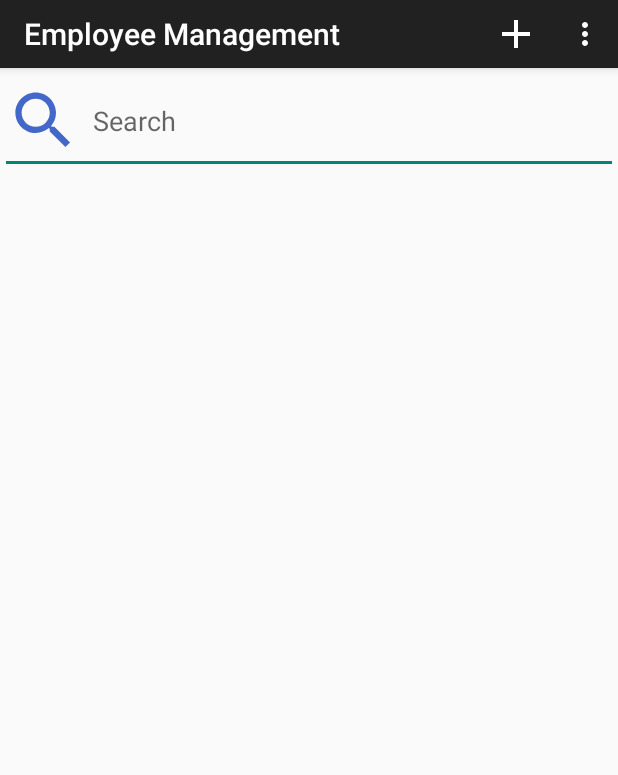
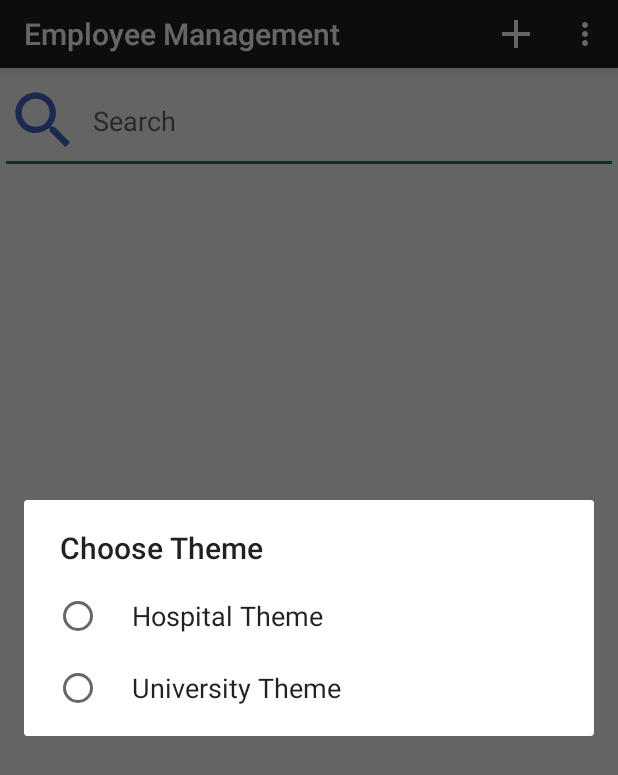
Before and after one commit to hichemzorgani/projetdam, an Android app: the screen it shows after launch (MainActivity), in the options menu, after a tap on "Theme", on a phone screen of 412 x 824 dp. Shown: the top 775 px of the screen. Run offline under Robolectric (Android 15) with nearby library versions, the phone set to English and light mode, and no system bars.

Commit message:
hak malek

```diff
--- a/app/src/main/java/com/example/projet/MainActivity.java
+++ b/app/src/main/java/com/example/projet/MainActivity.java
@@ -1,4 +1,6 @@
 package com.example.projet;
+
+import static androidx.core.graphics.drawable.DrawableCompat.applyTheme;
 
 import androidx.annotation.NonNull;
 import androidx.annotation.Nullable;
@@ -17,6 +19,7 @@ import android.graphics.Bitmap;
 import android.graphics.BitmapFactory;
 import android.net.Uri;
 import android.os.Bundle;
+import android.preference.PreferenceManager;
 import android.provider.MediaStore;
 import android.text.Editable;
 import android.text.TextWatcher;
@@ -55,6 +58,9 @@ public class MainActivity extends AppCompatActivity implements TextWatcher {
     private static final int PICK_IMAGE_REQUEST = 99;
     private Uri imagepath;
     private Bitmap imagetostore;
+    private static final String PREF_THEME_KEY = "theme_key";
+    private static final int THEME_DEFAULT = 0;
+    private static final int THEME_HOSPITAL = 1;
 
 
     Dbemploye Db;
@@ -70,6 +76,7 @@ public class MainActivity extends AppCompatActivity implements TextWatcher {
 
     @Override
     protected void onCreate(Bundle savedInstanceState) {
+        setAppTheme();
         super.onCreate(savedInstanceState);
 
         setContentView(R.layout.activity_main);
@@ -81,7 +88,6 @@ public class MainActivity extends AppCompatActivity implements TextWatcher {
         stubList.inflate();
 
         getSupportActionBar().setTitle(R.string.actionbarname);
-        //getSupportActionBar().setIcon(R.mipmap.icon);
         getSupportActionBar().show();
         getSupportActionBar().setDisplayShowHomeEnabled(true);
 
@@ -168,7 +174,50 @@ public class MainActivity extends AppCompatActivity implements TextWatcher {
         if (item.getItemId() == R.id.Language){
             showchangelanguagedialogue();
         }
+        if (item.getItemId() == R.id.theme){
+            showThemeSelectionDialog();
+        }
         return super.onOptionsItemSelected(item);
+    }
+
+    private void showThemeSelectionDialog() {
+        final String[] listTheme = {"Hospital Theme", "University Theme"};
+        AlertDialog.Builder themeBuilder = new AlertDialog.Builder(MainActivity.this);
+        themeBuilder.setTitle("Choose Theme")
+                .setSingleChoiceItems(listTheme, -1, new DialogInterface.OnClickListener() {
+                    @Override
+                    public void onClick(DialogInterface dialog, int i) {
+                        switch (i) {
+                            case 0:
+                                applyTheme(THEME_HOSPITAL); // Apply Hospital Theme
+                                break;
+                            case 1:
+                                // Apply University Theme (if defined)
+                                // applyTheme(THEME_UNIVERSITY);
+                                break;
+                        }
+                        dialog.dismiss();
+                    }
+                });
+        AlertDialog dialog = themeBuilder.create();
+        dialog.show();
+    }
+    private void applyTheme(int theme) {
+        SharedPreferences preferences = PreferenceManager.getDefaultSharedPreferences(this);
+        preferences.edit().putInt(PREF_THEME_KEY, theme).apply();
+        recreate(); // Recreate the activity to apply the selected theme
+    }
+    private void setAppTheme() {
+        SharedPreferences preferences = PreferenceManager.getDefaultSharedPreferences(this);
+        int theme = preferences.getInt(PREF_THEME_KEY, THEME_DEFAULT);
+        switch (theme) {
+            case THEME_DEFAULT:
+                setTheme(R.style.AppTheme);
+                break;
+            case THEME_HOSPITAL:
+                setTheme(R.style.HospitalTheme);
+                break;
+        }
     }
 
     private void showchangelanguagedialogue() {
--- a/app/src/main/java/com/example/projet/afficheremploye.java
+++ b/app/src/main/java/com/example/projet/afficheremploye.java
@@ -5,10 +5,12 @@ import androidx.appcompat.app.AppCompatActivity;
 
 import android.content.DialogInterface;
 import android.content.Intent;
+import android.graphics.Bitmap;
 import android.net.Uri;
 import android.os.Bundle;
 import android.view.View;
 import android.widget.Button;
+import android.widget.ImageView;
 import android.widget.TextView;
 
 import java.util.ArrayList;
@@ -26,6 +28,7 @@ public class afficheremploye extends AppCompatActivity {
         TextView d_identifier = findViewById(R.id.identifier);
         TextView d_email = findViewById(R.id.email);
         TextView d_phone = findViewById(R.id.phone);
+        ImageView image = findViewById(R.id.imageView);
         Dbemploye Db = new Dbemploye(this);
         ArrayList<employe> arrayList = Db.getallemploye();
         Intent intent =getIntent();
@@ -37,6 +40,8 @@ public class afficheremploye extends AppCompatActivity {
         String identifier = employe.getIden();
          email = employe.getEmail();
          phone = employe.getNumber();
+        Bitmap bitmap = employe.getEmployeimage();
+        image.setImageBitmap(bitmap);
         d_firstname.setText(firstname);
         d_lastname.setText(lastname);
         d_identifier.setText(identifier);
--- a/app/src/main/res/layout/listview.xml
+++ b/app/src/main/res/layout/listview.xml
@@ -5,7 +5,7 @@
     android:background="#d1d1d1">
     <ListView
         android:layout_width="match_parent"
-        android:layout_height="match_parent"
+        android:layout_height="wrap_content"
         android:id="@+id/Lv"
         android:cacheColorHint="#00000000"
         android:paddingTop="0dp"
--- a/app/src/main/res/values/style.xml
+++ b/app/src/main/res/values/style.xml
@@ -4,6 +4,12 @@
         <!-- Modifier la taille du texte du titre de la barre d'action -->
         <item name="android:actionBarSize">45dp</item> <!-- Modifier la taille de la barre d'action -->
         <item name="android:actionBarStyle">@style/MyActionBar</item>
+    </style>
+    <!-- Hospital Theme -->
+    <style name="HospitalTheme" parent="Theme.AppCompat.Light.DarkActionBar">
+        <!-- Customize action bar colors for hospital theme -->
+        <item name="android:actionBarSize">45dp</item>
+        <item name="android:actionBarStyle">@style/HospitalActionBar</item>
     </style>
 
     <style name="MyActionBar" parent="@style/Widget.AppCompat.ActionBar">
@@ -12,9 +18,19 @@
         <!-- Modifier la taille du texte du titre -->
         <item name="android:titleTextStyle">@style/MyActionBarTitleText</item>
     </style>
+    <style name="HospitalActionBar" parent="@style/Widget.AppCompat.ActionBar">
+        <item name="android:contentInsetStart">5dp</item>
+        <item name="android:titleTextStyle">@style/HospitalActionBarTitleText</item>
+    </style>
 
     <style name="MyActionBarTitleText" parent="@style/TextAppearance.AppCompat.Widget.ActionBar.Title">
         <!-- Modifier la taille du texte du titre -->
         <item name="android:textSize">10sp</item>
     </style>
+    <style name="HospitalActionBarTitleText" parent="@style/TextAppearance.AppCompat.Widget.ActionBar.Title">
+        <!-- Customize title text size -->
+        <item name="android:textSize">14sp</item>
+        <!-- Customize title text color -->
+         <!-- White color for hospital theme -->
+    </style>
 </resources>
```
